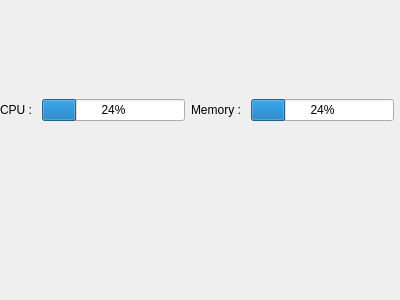
This is sysinfo.ui in CSID-DGU/2019-1-CECD2-HOJE-1 as Qt 5 draws it before an edit. The edited form follows.
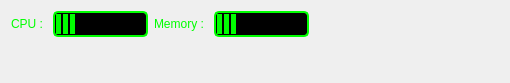
This is the edited form.

```diff
--- a/sysinfo.ui
+++ b/sysinfo.ui
@@ -6,25 +6,26 @@
    <rect>
     <x>0</x>
     <y>0</y>
-    <width>400</width>
-    <height>300</height>
+    <width>510</width>
+    <height>83</height>
    </rect>
   </property>
   <property name="windowTitle">
    <string>Form</string>
   </property>
-  <widget class="QWidget" name="horizontalLayoutWidget">
-   <property name="geometry">
-    <rect>
-     <x>0</x>
-     <y>70</y>
-     <width>394</width>
-     <height>80</height>
-    </rect>
-   </property>
+  <property name="styleSheet">
+   <string notr="true"/>
+  </property>
+  <layout class="QFormLayout" name="formLayout">
+   <item row="0" column="0">
    <layout class="QHBoxLayout" name="horizontalLayout">
     <item>
      <widget class="QLabel" name="cpu_label">
+       <property name="styleSheet">
+        <string notr="true">height: 40px;
+font: 75 16pt &quot;White Rabbit&quot;;
+color: #00ff00;</string>
+       </property>
       <property name="text">
        <string>CPU : </string>
       </property>
@@ -32,13 +33,33 @@
     </item>
     <item>
      <widget class="QProgressBar" name="cpu_Bar">
+       <property name="styleSheet">
+        <string notr="true">QProgressBar {
+    border: 2px solid #00ff00;
+    border-radius: 5px;
+    background-color: black;
+}
+QProgressBar::chunk {
+    background-color: #00ff00;
+    width: 5px;
+    margin: 0.5px;
+}</string>
+       </property>
       <property name="value">
        <number>24</number>
       </property>
+       <property name="textVisible">
+        <bool>false</bool>
+       </property>
      </widget>
     </item>
     <item>
      <widget class="QLabel" name="memory_label">
+       <property name="styleSheet">
+        <string notr="true">height: 40px;
+font: 75 16pt &quot;White Rabbit&quot;;
+color: #00ff00;</string>
+       </property>
       <property name="text">
        <string>Memory : </string>
       </property>
@@ -46,13 +67,29 @@
     </item>
     <item>
      <widget class="QProgressBar" name="memory_Bar">
+       <property name="styleSheet">
+        <string notr="true">QProgressBar {
+    border: 2px solid #00ff00;
+    border-radius: 5px;
+    background-color: black;
+}
+QProgressBar::chunk {
+    background-color: #00ff00;
+    width: 5px;
+    margin: 0.5px;
+}</string>
+       </property>
       <property name="value">
        <number>24</number>
       </property>
+       <property name="textVisible">
+        <bool>false</bool>
+       </property>
      </widget>
     </item>
    </layout>
-  </widget>
+   </item>
+  </layout>
  </widget>
  <resources/>
  <connections/>
```
Lines whose indentation alone changed are shown as unchanged.
